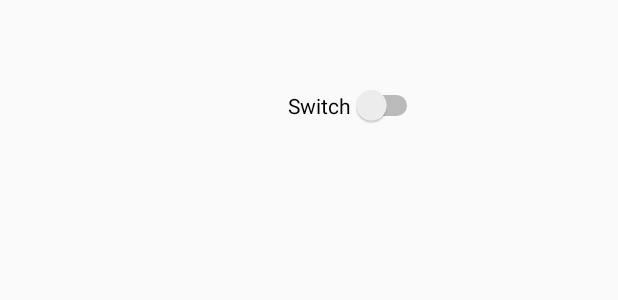
After one commit to namakemono02/MedicineAlarm, an Android app: the layout alarmlayout.xml on its own in the app's theme, with its tools: preview values and no code run, on a phone screen of 412 x 824 dp. The commit adds this screen. Shown: the top 300 px of the screen. Run offline under Robolectric (Android 15) with nearby library versions, the phone set to English and light mode, and no system bars.

Commit message:
セットしたアラームの表示レイアウトを修正

```diff
--- a/app/src/main/java/com/example/medicinealarm/AlarmEditActivity.kt
+++ b/app/src/main/java/com/example/medicinealarm/AlarmEditActivity.kt
@@ -33,7 +33,7 @@ class AlarmEditActivity : AppCompatActivity(),  TimePickerFragment.OnTimeSelecte
 
         if(alarmId != -1L){ //既存のDBがある場合
             val alarm=callDatabase(Alarm,alarmId)
-            timezoneText.setText(alarm?.title)
+            timezoneView.setText(alarm?.title)
             drinktimeText.setText(DateFormat.format("HH:mm",alarm?.drinktime))
             delete.visibility=View.VISIBLE
         }else{
@@ -128,7 +128,7 @@ class AlarmEditActivity : AppCompatActivity(),  TimePickerFragment.OnTimeSelecte
     }
 
     private fun registerInRealm(alarm : MedicineAlarm) {
-        alarm.title = timezoneText.text.toString()
+        alarm.title = timezoneView.text.toString()
         //薬を飲む時刻を登録
         val drinktime = drinktimeText.text.toString().toDate("HH:mm")
         if (drinktime != null) {
--- a/app/src/main/res/layout/activity_alarm_edit.xml
+++ b/app/src/main/res/layout/activity_alarm_edit.xml
@@ -18,7 +18,7 @@
             android:layout_height="wrap_content"
             android:inputType="textPersonName"
             android:ems="10"
-            android:id="@+id/timezoneText"
+            android:id="@+id/timezoneView"
             android:hint="薬を飲む時間帯は？" app:layout_constraintTop_toTopOf="parent"
             android:layout_marginTop="53dp" app:layout_constraintStart_toStartOf="parent"
             android:layout_marginLeft="32dp" android:layout_marginStart="32dp" android:textSize="24sp"/>
@@ -33,7 +33,7 @@
             android:layout_width="wrap_content"
             android:layout_height="wrap_content"
             android:id="@+id/drinktimeText" android:hint="薬を飲む時間は？"
-            android:textSize="24sp" app:layout_constraintStart_toStartOf="@+id/timezoneText"
+            android:textSize="24sp" app:layout_constraintStart_toStartOf="@+id/timezoneView"
             android:layout_marginTop="72dp"
-            app:layout_constraintTop_toBottomOf="@+id/timezoneText"/>
+            app:layout_constraintTop_toBottomOf="@+id/timezoneView"/>
 </androidx.constraintlayout.widget.ConstraintLayout>
--- /dev/null
+++ b/app/src/main/res/layout/alarmlayout.xml
@@ -0,0 +1,28 @@
+<?xml version="1.0" encoding="utf-8"?>
+<androidx.constraintlayout.widget.ConstraintLayout xmlns:android="http://schemas.android.com/apk/res/android"
+                                                   xmlns:app="http://schemas.android.com/apk/res-auto"
+                                                   xmlns:tools="http://schemas.android.com/tools"
+                                                   android:layout_width="match_parent"
+                                                   android:layout_height="wrap_content">
+
+    <TextView
+            android:layout_width="200dp"
+            android:layout_height="wrap_content"
+            android:id="@+id/timezoneView" android:layout_marginTop="16dp" app:layout_constraintTop_toTopOf="parent"
+            app:layout_constraintStart_toStartOf="parent" android:layout_marginLeft="16dp"
+            android:layout_marginStart="16dp" android:textAppearance="@style/TextAppearance.AppCompat.Medium"/>
+    <TextView
+            android:layout_width="160dp"
+            android:layout_height="wrap_content"
+            app:layout_constraintStart_toStartOf="parent" android:layout_marginLeft="16dp"
+            android:layout_marginStart="16dp" android:id="@+id/drinkTimeView"
+            android:layout_marginTop="16dp" android:textAppearance="@style/TextAppearance.AppCompat.Medium"
+            app:layout_constraintTop_toBottomOf="@+id/timezoneView"/>
+    <Switch
+            android:text="Switch"
+            android:layout_width="wrap_content"
+            android:layout_height="wrap_content"
+            android:id="@+id/alarmSwitch" app:layout_constraintTop_toTopOf="@+id/drinkTimeView"
+            app:layout_constraintStart_toEndOf="@+id/drinkTimeView"
+            android:layout_marginLeft="16dp" android:layout_marginStart="16dp"/>
+</androidx.constraintlayout.widget.ConstraintLayout>
```
Also changed, not shown: app/src/main/java/com/example/medicinealarm/medicineAlarmAdapter.kt (+9 -3 lines).
